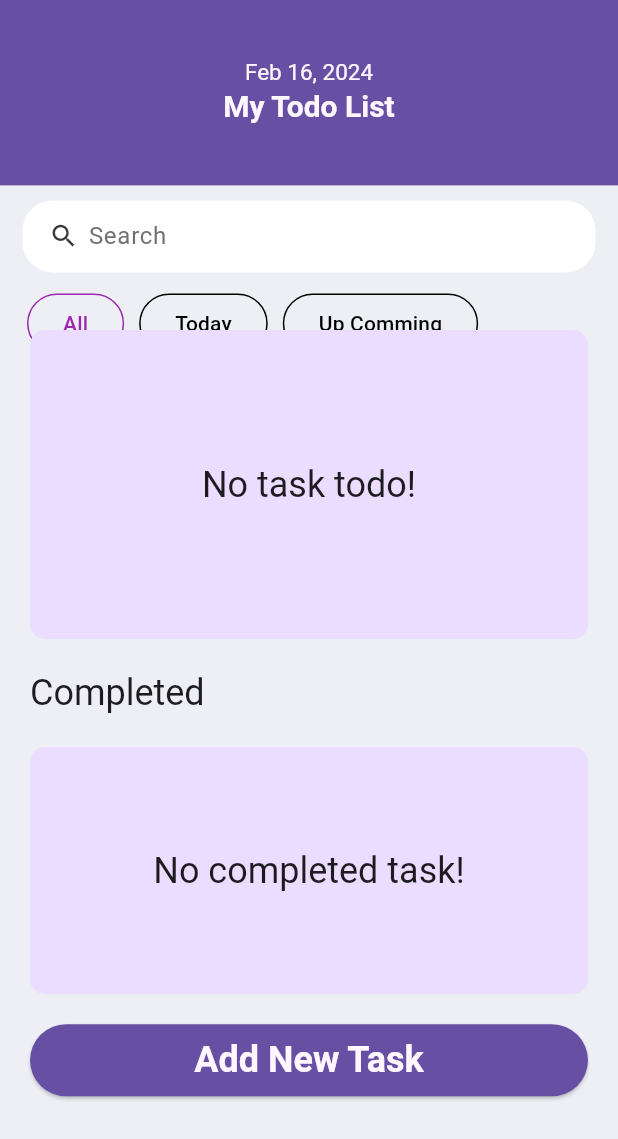
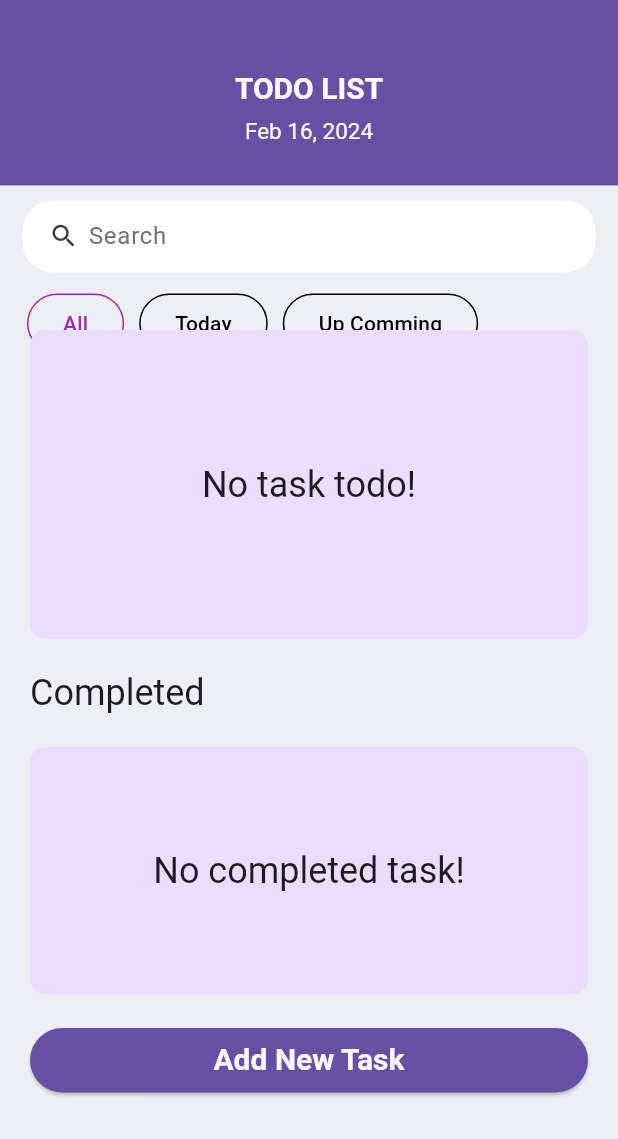
Before and after one commit to TienTran1504/Todo-App-Flutter, a Flutter app: the screen it shows after launch, on a phone screen of 412 x 824 dp. Shown: the top 1139 px of the screen. Run offline on Flutter 3.47's test engine with Material 3 defaults, Android fonts, the phone set to English and light mode, and no system bars; our stand-ins replace equatable, flex_color_scheme, flutter_local_notifications, flutter_riverpod, font_awesome_flutter, gap and 4 more; accounts and stored records are empty.

Commit message:
Custom home page bar

```diff
--- a/lib/screens/home_screen.dart
+++ b/lib/screens/home_screen.dart
@@ -38,6 +38,13 @@ class HomeScreen extends ConsumerWidget {
               child: Column(
                 mainAxisAlignment: MainAxisAlignment.center,
                 children: [
+                  const Gap(20),
+                  const DisplayWhiteText(
+                    text: 'TODO LIST',
+                    fontSize: 20,
+                    fontWeight: FontWeight.bold,
+                  ),
+                  const Gap(5),
                   InkWell(
                     // onTap: () => Helpers.selectDate(context, ref),
                     child: DisplayWhiteText(
@@ -45,11 +52,6 @@ class HomeScreen extends ConsumerWidget {
                       fontSize: 15,
                       fontWeight: FontWeight.normal,
                     ),
-                  ),
-                  const DisplayWhiteText(
-                    text: 'My Todo List',
-                    fontSize: 20,
-                    fontWeight: FontWeight.bold,
                   ),
                 ],
               ),
@@ -75,10 +77,6 @@ class HomeScreen extends ConsumerWidget {
                       tasks: incompletedTasks,
                     ),
                     const Gap(20),
-                    // const Text(
-                    //   'Completed',
-                    //   style: context.textTheme.headlineMedium,
-                    // ),
                     Text(
                       'Completed',
                       style: context.textTheme.headlineSmall,
@@ -97,7 +95,10 @@ class HomeScreen extends ConsumerWidget {
                       ),
                       child: const Padding(
                         padding: EdgeInsets.all(8.0),
-                        child: DisplayWhiteText(text: 'Add New Task'),
+                        child: DisplayWhiteText(
+                          text: 'Add New Task',
+                          fontSize: 20,
+                        ),
                       ),
                     ),
                   ],
--- a/lib/utils/utils.dart
+++ b/lib/utils/utils.dart
@@ -4,5 +4,4 @@ export 'helpers.dart';
 export 'db_keys.dart';
 export 'task_keys.dart';
 export 'app_alert.dart';
-export 'notification_manager.dart';
 export 'local_notifications.dart';
```
Also changed, not shown: lib/utils/notification_manager.dart (deleted, +0 -46 lines), 1 other file.
